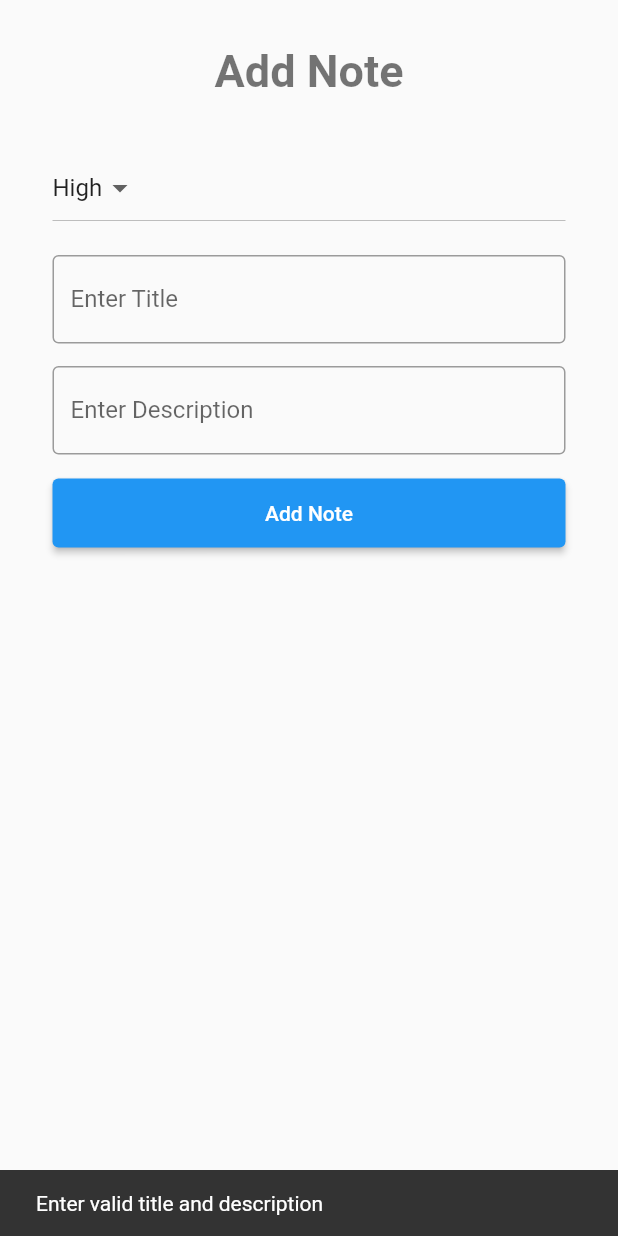
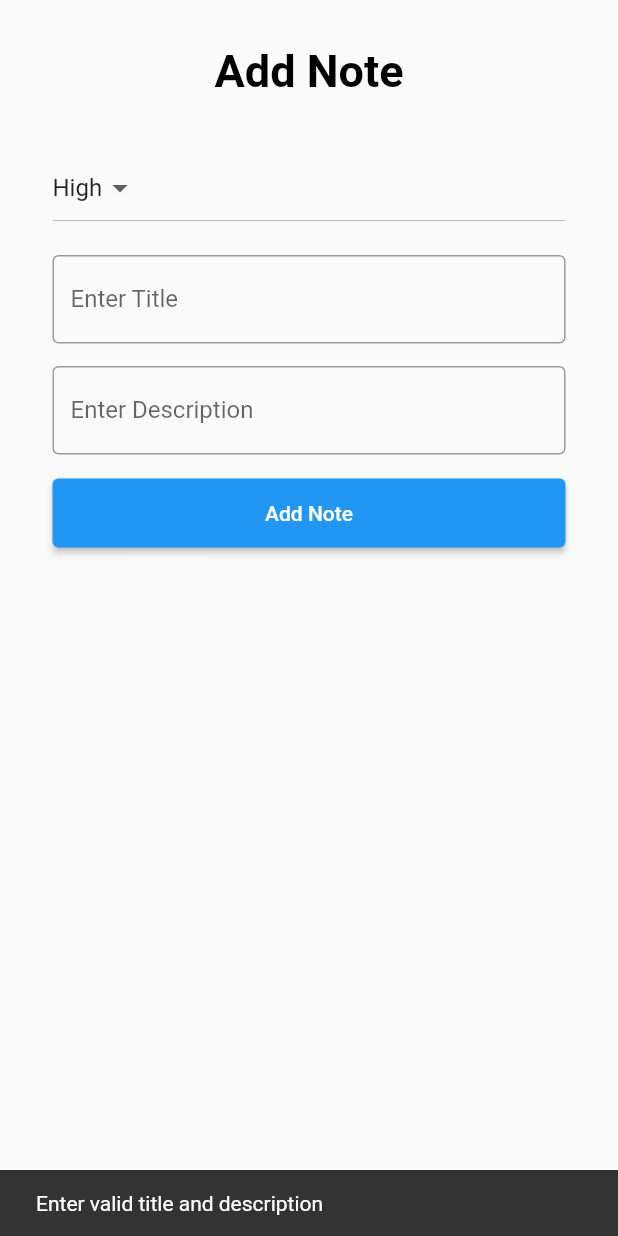
Before and after one commit to smit13192/note_app_flutter, a Flutter app: the NoteAddPage screen opened by its route, after a tap on "Add Note", on a phone screen of 412 x 824 dp. Run offline on Flutter 3.47's test engine with Material 2 defaults, Android fonts, the phone set to English and light mode, and no system bars; our stand-ins replace sqflite; accounts and stored records are empty.

```diff
--- a/lib/page/add_note_page.dart
+++ b/lib/page/add_note_page.dart
@@ -62,6 +62,7 @@ class _NoteAddPageState extends State<NoteAddPage> {
                 ),
                 TextFormField(
                   controller: _title,
+                  keyboardType: TextInputType.text,
                   decoration: const InputDecoration(
                       border: OutlineInputBorder(), labelText: "Enter Title"),
                 ),
@@ -70,6 +71,7 @@ class _NoteAddPageState extends State<NoteAddPage> {
                 ),
                 TextFormField(
                   controller: _desc,
+                  keyboardType: TextInputType.text,
                   decoration: const InputDecoration(
                       border: OutlineInputBorder(),
                       labelText: "Enter Description"),
@@ -84,7 +86,7 @@ class _NoteAddPageState extends State<NoteAddPage> {
                         _insertNote();
                         Navigator.pushReplacementNamed(context, "/");
                       } else {
-                        _shoWSnackBar(
+                        _showSnackBar(
                             context, "Enter valid title and description");
                       }
                     },
@@ -107,7 +109,7 @@ class _NoteAddPageState extends State<NoteAddPage> {
     note = (await _database.insertNote(note));
   }
 
-  void _shoWSnackBar(BuildContext context, String content) {
+  void _showSnackBar(BuildContext context, String content) {
     var snackBar = SnackBar(content: Text(content));
     ScaffoldMessenger.of(context).showSnackBar(snackBar);
   }
--- a/lib/theme/theme.dart
+++ b/lib/theme/theme.dart
@@ -3,7 +3,8 @@ import 'package:flutter/material.dart';
 class MyTheme {
   static ThemeData lightTheme() => ThemeData(
       textTheme: const TextTheme(
-          headline1: TextStyle(fontSize: 30, fontWeight: FontWeight.bold)));
+          headline1: TextStyle(
+              fontSize: 30, fontWeight: FontWeight.bold, color: Colors.black)));
 
   static ThemeData darkTheme() => ThemeData();
 }
```
Also changed, not shown: lib/page/see_note_page.dart (+23 -2 lines).
